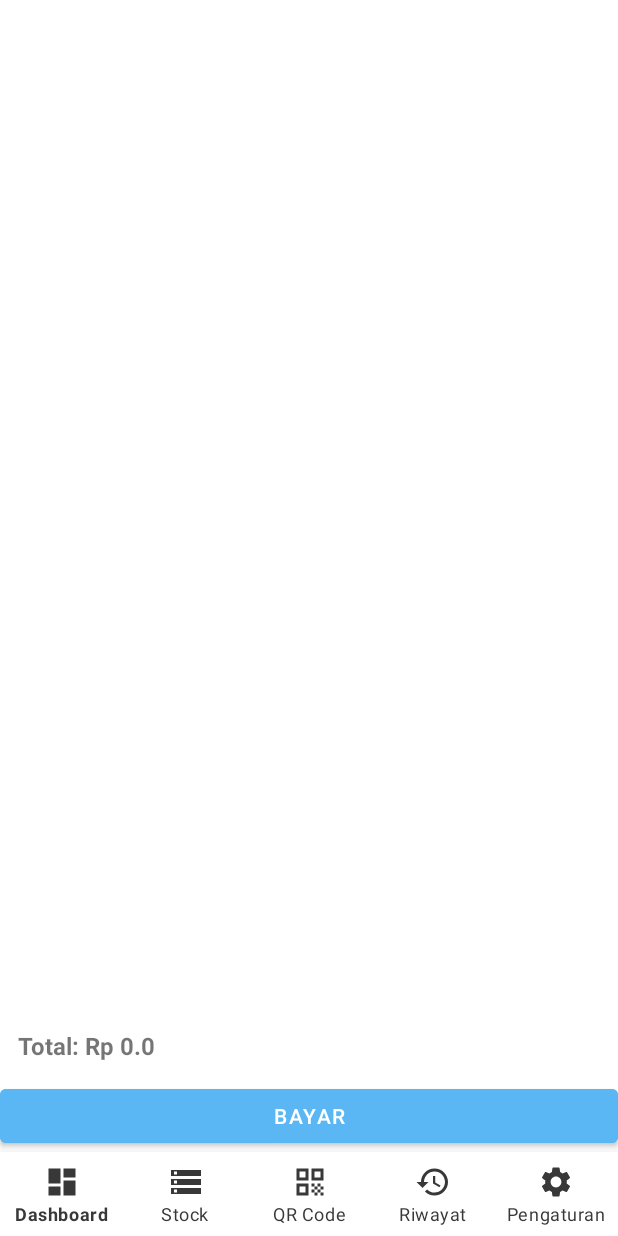
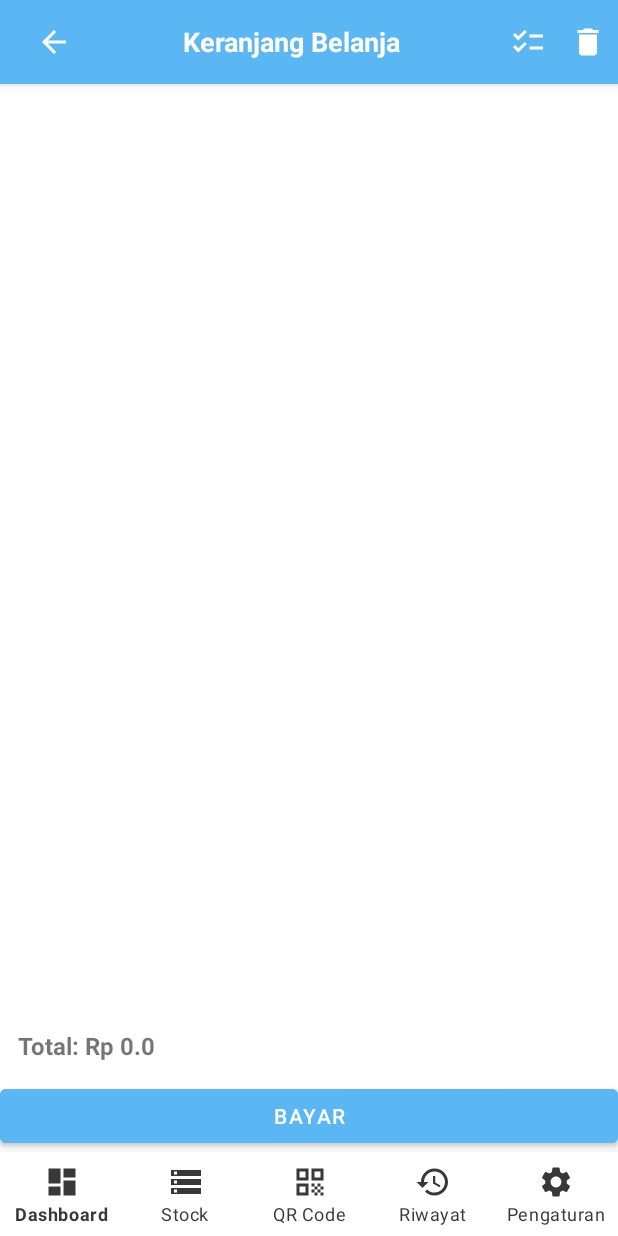
Before and after one commit to rose137/NodePos, an Android app: the fragment CartFragment placed in its activity, on a phone screen of 412 x 824 dp. Run offline under Robolectric (Android 15) with nearby library versions, the phone set to English and light mode, and no system bars; libraries missing offline, so code that uses them is left out: com.github.mikephil.charting; 24 statements that could not run were skipped.

Commit message:
penambahan cart

```diff
--- a/app/src/main/java/com/example/nodepos/cart/CartFragment.java
+++ b/app/src/main/java/com/example/nodepos/cart/CartFragment.java
@@ -5,7 +5,9 @@ import android.view.LayoutInflater;
 import android.view.View;
 import android.view.ViewGroup;
 import android.widget.Button;
+import android.widget.ImageButton;
 import android.widget.TextView;
+import androidx.appcompat.widget.Toolbar;
 
 import androidx.annotation.NonNull;
 import androidx.annotation.Nullable;
@@ -17,15 +19,19 @@ import com.example.nodepos.R;
 import com.example.nodepos.adapter.CartAdapter;
 import com.example.nodepos.model.productModel;
 
+import java.util.ArrayList;
 import java.util.List;
 
 public class CartFragment extends Fragment {
-
+//    private Toolbar toolbarChart;
     private RecyclerView recyclerView;
     private TextView totalText;
     private Button btnBayar;
+    private CartAdapter adapter;
+    private ImageButton btnBack, btnCheckListAll, btnDeleteAll;
+    private boolean isChecklistMode = false;
+    private List<productModel> cartList;
 
-    private CartAdapter adapter;
 
     public CartFragment() {}
 
@@ -39,6 +45,37 @@ public class CartFragment extends Fragment {
         recyclerView = view.findViewById(R.id.recyclerCart);
         totalText = view.findViewById(R.id.txtTotal);
         btnBayar = view.findViewById(R.id.btnBayar);
+        // Toolbar
+        Toolbar toolbar = view.findViewById(R.id.toolbarCart);
+        btnBack = view.findViewById(R.id.btnBack);
+        btnCheckListAll = view.findViewById(R.id.btnCheckListAll);
+        btnDeleteAll = view.findViewById(R.id.btnDeleteAll);
+
+
+        btnBack.setOnClickListener(v -> requireActivity().onBackPressed());
+
+
+        // Checklist All Button
+        btnCheckListAll.setOnClickListener(v -> {
+            isChecklistMode = !isChecklistMode; // toggle mode
+            adapter.setChecklistMode(isChecklistMode); // kasih tahu adapter
+            adapter.notifyDataSetChanged();
+        });
+
+        // Delete All Button
+        btnDeleteAll.setOnClickListener(v -> {
+            List<productModel> toRemove = new ArrayList<>();
+            for (productModel p : cartList) {
+                if (p.isChecked()) {
+                    toRemove.add(p);
+                }
+            }
+            cartList.removeAll(toRemove);
+            CartManager.getInstance().setCartList(cartList);
+            adapter.notifyDataSetChanged();
+            updateTotal();
+        });
+
 
         // Ambil list dari CartManager
         List<productModel> cartList = CartManager.getInstance().getCartList();
--- a/app/src/main/java/com/example/nodepos/cart/CartManager.java
+++ b/app/src/main/java/com/example/nodepos/cart/CartManager.java
@@ -9,7 +9,7 @@ import java.util.List;
 
 public class CartManager {
     private static CartManager instance;
-    private final List<productModel> cartList;
+    private List<productModel> cartList;
 
     private CartManager() {
         cartList = new ArrayList<>();
@@ -72,4 +72,8 @@ public class CartManager {
     public void clearCart() {
         cartList.clear();
     }
+
+    public void setCartList(List<productModel> cartList) {
+        this.cartList = cartList;
+    }
 }
--- /dev/null
+++ b/app/src/main/res/drawable/ic_checklist.xml
@@ -0,0 +1,5 @@
+<vector android:height="24dp" android:tint="#59B6F3"
+    android:viewportHeight="24" android:viewportWidth="24"
+    android:width="24dp" xmlns:android="http://schemas.android.com/apk/res/android">
+    <path android:fillColor="@android:color/white" android:pathData="M22,7h-9v2h9V7zM22,15h-9v2h9V15zM5.54,11L2,7.46l1.41,-1.41l2.12,2.12l4.24,-4.24l1.41,1.41L5.54,11zM5.54,19L2,15.46l1.41,-1.41l2.12,2.12l4.24,-4.24l1.41,1.41L5.54,19z"/>
+</vector>
--- a/app/src/main/res/layout/fragment_cart.xml
+++ b/app/src/main/res/layout/fragment_cart.xml
@@ -1,8 +1,68 @@
 <?xml version="1.0" encoding="utf-8"?>
 <LinearLayout xmlns:android="http://schemas.android.com/apk/res/android"
+    xmlns:app="http://schemas.android.com/apk/res-auto"
     android:layout_width="match_parent"
     android:layout_height="match_parent"
     android:orientation="vertical">
+
+    <!-- Toolbar Modern -->
+    <androidx.appcompat.widget.Toolbar
+        android:id="@+id/toolbarCart"
+        android:layout_width="match_parent"
+        android:layout_height="56dp"
+        android:background="@color/babyblue"
+        android:elevation="4dp"
+        android:theme="@style/ThemeOverlay.AppCompat.Dark.ActionBar">
+
+        <LinearLayout
+            android:layout_width="match_parent"
+            android:layout_height="match_parent"
+            android:orientation="horizontal"
+            android:gravity="center_vertical">
+
+            <!-- Tombol Back -->
+            <ImageButton
+                android:id="@+id/btnBack"
+                android:layout_width="40dp"
+                android:layout_height="40dp"
+                android:background="?attr/selectableItemBackgroundBorderless"
+                android:src="@drawable/arrow_back"
+                android:contentDescription="Kembali"
+                app:tint="@android:color/white" />
+
+            <!-- Judul Toolbar -->
+            <TextView
+                android:id="@+id/toolbarTitle"
+                android:layout_width="0dp"
+                android:layout_height="match_parent"
+                android:layout_weight="1"
+                android:gravity="center"
+                android:text="Keranjang Belanja"
+                android:textColor="@android:color/white"
+                android:textSize="18sp"
+                android:textStyle="bold"/>
+            <!-- Tombol Hapus di kanan pojok -->
+            <ImageButton
+                android:id="@+id/btnCheckListAll"
+                android:layout_width="40dp"
+                android:layout_height="40dp"
+                android:background="?attr/selectableItemBackgroundBorderless"
+                android:src="@drawable/ic_checklist"
+                android:contentDescription="Checklist"
+                app:tint="@android:color/white" />
+
+            <!-- Tombol Hapus di kanan pojok -->
+            <ImageButton
+                android:id="@+id/btnDeleteAll"
+                android:layout_width="40dp"
+                android:layout_height="40dp"
+                android:background="?attr/selectableItemBackgroundBorderless"
+                android:src="@drawable/ic_delete"
+                android:contentDescription="Hapus Semua"
+                app:tint="@android:color/white" />
+
+        </LinearLayout>
+    </androidx.appcompat.widget.Toolbar>
 
     <!-- RecyclerView menampilkan item cart -->
     <androidx.recyclerview.widget.RecyclerView
```
Also changed, not shown: app/src/main/java/com/example/nodepos/adapter/CartAdapter.java (+22 -0 lines), app/src/main/java/com/example/nodepos/model/productModel.java (+7 -0 lines), app/src/main/res/layout/item_cart.xml (+8 -0 lines).
